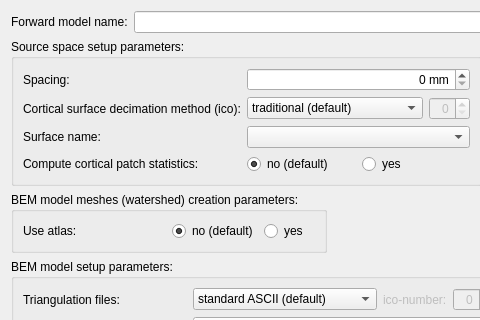
Qt form meggie_batch/ui/qt4Designer_ui_files/forwardModelDialog.ui (cibr-jyu/meggie) before a commit; both pictures show x 0 to 480 and y 0 to 320 of the 613 by 566 pixel window.
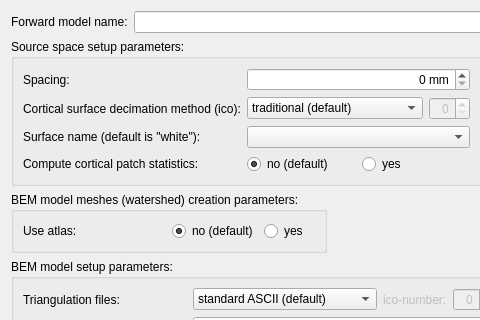
The same form after that commit.

Commit message: Reading surface filenames from recon files directory and showing them as parameters for forward model creation

Patch:
```diff
--- a/meggie_batch/ui/qt4Designer_ui_files/forwardModelDialog.ui
+++ b/meggie_batch/ui/qt4Designer_ui_files/forwardModelDialog.ui
@@ -56,7 +56,7 @@
       <item row="3" column="0">
        <widget class="QLabel" name="label_3">
         <property name="text">
-         <string>Surface name:</string>
+         <string>Surface name (default is &quot;white&quot;):</string>
         </property>
         <property name="buddy">
          <cstring>comboBoxSurfaceName</cstring>
```
The commit also changes 7 other files.
